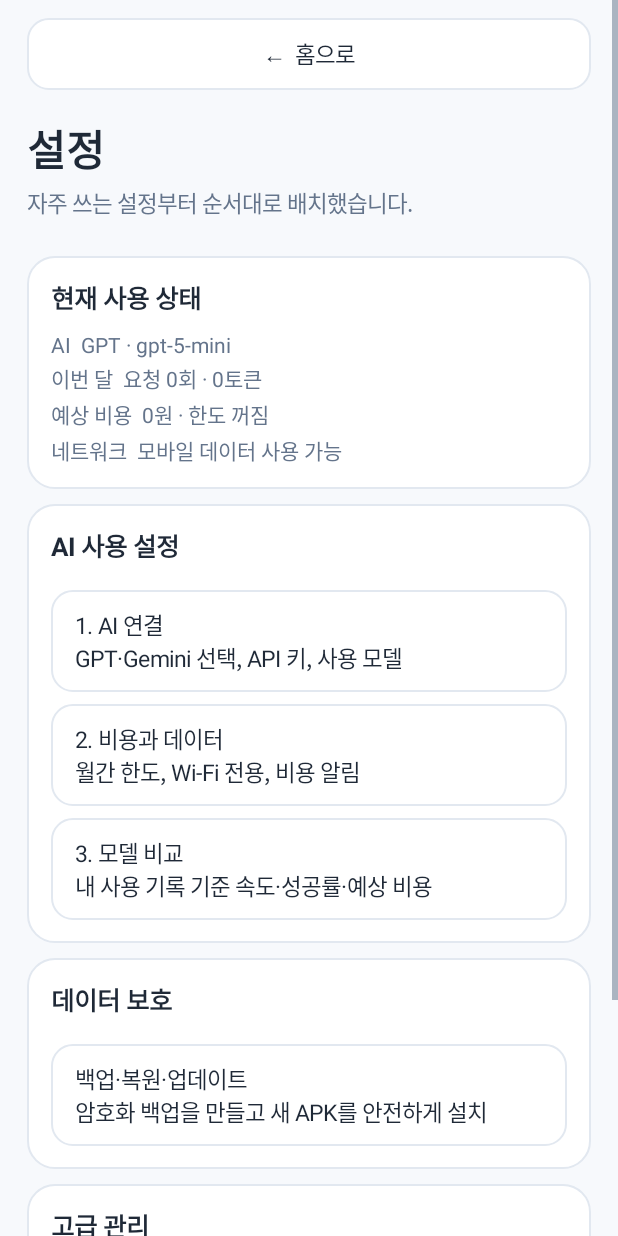
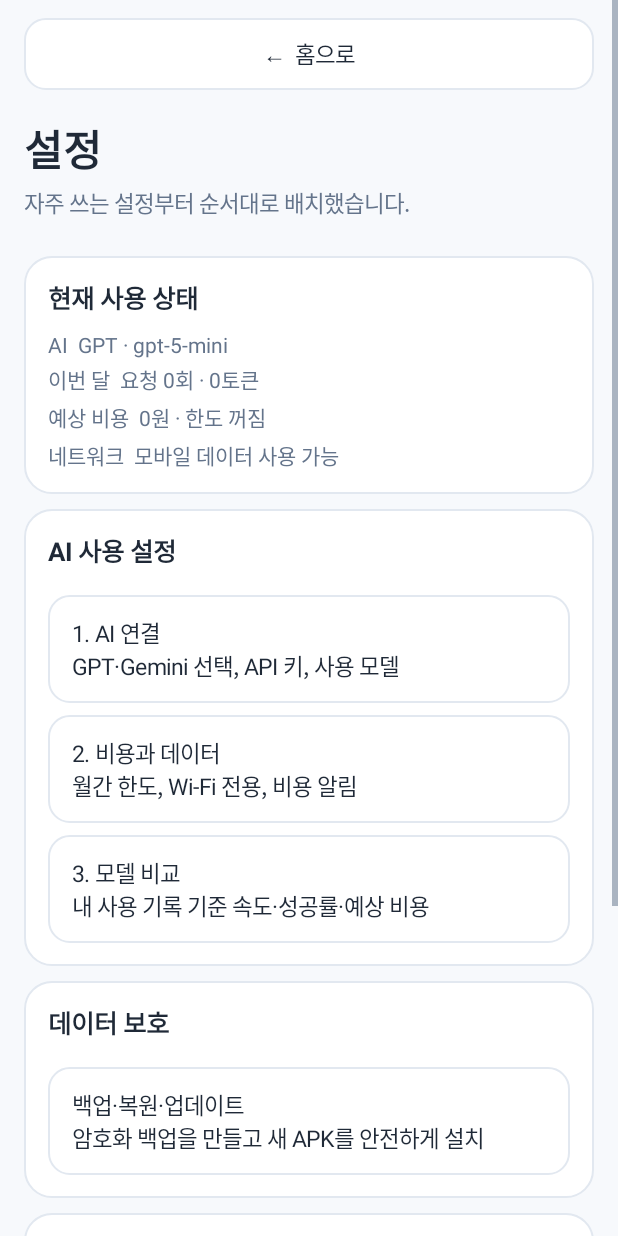
Before and after one commit to KANG77556/MyBrain-v3, an Android app: the SettingsHubActivity screen opened directly, with no data from a screen before it, on a phone screen of 412 x 824 dp. Run offline under Robolectric (Android 15) with nearby library versions, the light colour scheme and no system bars; pictures from the network do not load.

Commit message:
alpha31 공통 UI에 접근성 및 한 손 조작 규칙 적용

```diff
--- a/app/src/main/java/kr/co/mybrain/v2/ui/AppUi.java
+++ b/app/src/main/java/kr/co/mybrain/v2/ui/AppUi.java
@@ -17,7 +17,7 @@ import android.widget.TextView;
 import androidx.core.view.ViewCompat;
 import androidx.core.view.WindowInsetsCompat;
 
-/** MyBrain 전 화면에서 사용하는 색상·여백·카드·버튼 규칙입니다. */
+/** MyBrain 전 화면에서 사용하는 색상·여백·카드·버튼·접근성 규칙입니다. */
 public final class AppUi {
     public static final int BG = Color.rgb(247, 249, 252);
     public static final int SURFACE = Color.WHITE;
@@ -33,17 +33,23 @@ public final class AppUi {
     private AppUi() {}
 
     public static Screen screen(Activity activity) {
+        UiPreferences preferences = UiPreferences.load(activity);
         ScrollView scroll = new ScrollView(activity);
         scroll.setFillViewport(true);
-        scroll.setBackgroundColor(BG);
+        scroll.setBackgroundColor(preferences.highContrast ? Color.WHITE : BG);
+        scroll.setSmoothScrollingEnabled(!preferences.reduceMotion);
         LinearLayout root = new LinearLayout(activity);
         root.setOrientation(LinearLayout.VERTICAL);
-        root.setPadding(dp(activity, 18), dp(activity, 12), dp(activity, 18), dp(activity, 30));
+        int side = initialSidePadding(activity, preferences);
+        int bottom = preferences.oneHandMode ? 112 : 30;
+        root.setPadding(dp(activity, side), dp(activity, 12), dp(activity, side), dp(activity, bottom));
         scroll.addView(root, new ScrollView.LayoutParams(-1, -2));
         ViewCompat.setOnApplyWindowInsetsListener(scroll, (v, insets) -> {
             androidx.core.graphics.Insets bars = insets.getInsets(WindowInsetsCompat.Type.systemBars());
-            int side = isTablet(activity) ? dp(activity, 28) : dp(activity, 18);
-            root.setPadding(side, bars.top + dp(activity, 12), side, bars.bottom + dp(activity, 30));
+            int resolvedSide = initialSidePadding(activity, preferences);
+            int resolvedBottom = preferences.oneHandMode ? 112 : 30;
+            root.setPadding(dp(activity, resolvedSide), bars.top + dp(activity, 12),
+                    dp(activity, resolvedSide), bars.bottom + dp(activity, resolvedBottom));
             return insets;
         });
         return new Screen(scroll, root);
@@ -52,12 +58,15 @@ public final class AppUi {
     public static TextView title(Context context, String value) {
         TextView view = text(context, value, 28, TEXT, true);
         view.setPadding(0, dp(context, 18), 0, dp(context, 4));
+        view.setContentDescription("화면 제목, " + value);
+        ViewCompat.setAccessibilityHeading(view, true);
         return view;
     }
 
     public static TextView subtitle(Context context, String value) {
-        TextView view = text(context, value, 15, SUBTEXT, false);
-        view.setLineSpacing(dp(context, 2), 1f);
+        TextView view = text(context, value, 15, UiPreferences.load(context).highContrast
+                ? Color.rgb(55, 65, 81) : SUBTEXT, false);
+        view.setLineSpacing(dp(context, 2), 1.05f);
         view.setPadding(0, 0, 0, dp(context, 14));
         return view;
     }
@@ -65,12 +74,14 @@ public final class AppUi {
     public static TextView sectionTitle(Context context, String value) {
         TextView view = text(context, value, 17, TEXT, true);
         view.setPadding(0, 0, 0, dp(context, 9));
+        ViewCompat.setAccessibilityHeading(view, true);
         return view;
     }
 
     public static TextView body(Context context, String value) {
-        TextView view = text(context, value, 14, SUBTEXT, false);
-        view.setLineSpacing(dp(context, 3), 1f);
+        TextView view = text(context, value, 14, UiPreferences.load(context).highContrast
+                ? Color.rgb(55, 65, 81) : SUBTEXT, false);
+        view.setLineSpacing(dp(context, 3), 1.05f);
         return view;
     }
 
@@ -78,7 +89,8 @@ public final class AppUi {
         LinearLayout card = new LinearLayout(context);
         card.setOrientation(LinearLayout.VERTICAL);
         card.setPadding(dp(context, 16), dp(context, 15), dp(context, 16), dp(context, 15));
-        card.setBackground(round(context, SURFACE, 18, BORDER));
+        card.setBackground(round(context, SURFACE, 18,
+                UiPreferences.load(context).highContrast ? Color.rgb(148, 163, 184) : BORDER));
         return card;
     }
 
@@ -88,6 +100,7 @@ public final class AppUi {
         empty.setPadding(dp(context, 20), dp(context, 28), dp(context, 20), dp(context, 28));
         TextView titleView = text(context, title, 17, TEXT, true);
         titleView.setGravity(Gravity.CENTER);
+        ViewCompat.setAccessibilityHeading(titleView, true);
         empty.addView(titleView);
         TextView descriptionView = body(context, description);
         descriptionView.setGravity(Gravity.CENTER);
@@ -103,7 +116,9 @@ public final class AppUi {
     }
 
     public static LinearLayout.LayoutParams actionParams(Context context) {
-        LinearLayout.LayoutParams params = new LinearLayout.LayoutParams(-1, dp(context, 54));
+        UiPreferences preferences = UiPreferences.load(context);
+        int height = preferences.largeTouchTargets || preferences.oneHandMode ? 58 : 52;
+        LinearLayout.LayoutParams params = new LinearLayout.LayoutParams(-1, dp(context, height));
         params.setMargins(0, dp(context, 12), 0, 0);
         return params;
     }
@@ -119,7 +134,8 @@ public final class AppUi {
     public static Button secondaryButton(Context context, String value) {
         Button button = baseButton(context, value);
         button.setTextColor(TEXT);
-        button.setBackground(round(context, SURFACE, 14, BORDER));
+        button.setBackground(round(context, SURFACE, 14,
+                UiPreferences.load(context).highContrast ? Color.rgb(100, 116, 139) : BORDER));
         return button;
     }
 
@@ -129,8 +145,10 @@ public final class AppUi {
         button.setTextColor(TEXT);
         button.setTextSize(15);
         button.setPadding(dp(context, 16), dp(context, 8), dp(context, 16), dp(context, 8));
-        button.setBackground(round(context, SURFACE, 14, BORDER));
-        button.setMinHeight(dp(context, 68));
+        button.setBackground(round(context, SURFACE, 14,
+                UiPreferences.load(context).highContrast ? Color.rgb(100, 116, 139) : BORDER));
+        button.setMinHeight(dp(context, 72));
+        button.setContentDescription(title + ", " + description);
         return button;
     }
 
@@ -138,7 +156,8 @@ public final class AppUi {
         Button button = baseButton(context, value);
         button.setTextColor(TEXT);
         button.setTextSize(14);
-        button.setBackground(round(context, SURFACE, 12, BORDER));
+        button.setBackground(round(context, SURFACE, 12,
+                UiPreferences.load(context).highContrast ? Color.rgb(100, 116, 139) : BORDER));
         return button;
     }
 
@@ -149,10 +168,13 @@ public final class AppUi {
         input.setInputType(InputType.TYPE_CLASS_TEXT);
         input.setTextSize(16);
         input.setTextColor(TEXT);
-        input.setHintTextColor(SUBTEXT);
+        input.setHintTextColor(UiPreferences.load(context).highContrast
+                ? Color.rgb(75, 85, 99) : SUBTEXT);
         input.setPadding(dp(context, 14), 0, dp(context, 14), 0);
-        input.setBackground(round(context, SURFACE, 14, BORDER));
-        input.setMinHeight(dp(context, 52));
+        input.setBackground(round(context, SURFACE, 14,
+                UiPreferences.load(context).highContrast ? Color.rgb(100, 116, 139) : BORDER));
+        input.setMinHeight(dp(context, minimumTouchDp(context)));
+        input.setContentDescription(hint);
         return input;
     }
 
@@ -161,6 +183,7 @@ public final class AppUi {
         view.setText(value);
         view.setTextSize(size);
         view.setTextColor(color);
+        view.setIncludeFontPadding(true);
         if (bold) view.setTypeface(null, Typeface.BOLD);
         return view;
     }
@@ -182,6 +205,7 @@ public final class AppUi {
     public static void setEnabled(Button button, boolean enabled) {
         button.setEnabled(enabled);
         button.setAlpha(enabled ? 1f : .45f);
+        button.setContentDescription(button.getText() + (enabled ? "" : ", 현재 사용할 수 없음"));
     }
 
     public static int dp(Context context, int value) {
@@ -192,6 +216,16 @@ public final class AppUi {
         return context.getResources().getConfiguration().smallestScreenWidthDp >= 600;
     }
 
+    public static int minimumTouchDp(Context context) {
+        UiPreferences preferences = UiPreferences.load(context);
+        return preferences.largeTouchTargets || preferences.oneHandMode ? 56 : 48;
+    }
+
+    private static int initialSidePadding(Context context, UiPreferences preferences) {
+        if (preferences.oneHandMode && !isTablet(context)) return 16;
+        return isTablet(context) ? 28 : 18;
+    }
+
     private static Button baseButton(Context context, String value) {
         Button button = new Button(context);
         button.setText(value);
@@ -199,7 +233,8 @@ public final class AppUi {
         button.setAllCaps(false);
         button.setGravity(Gravity.CENTER);
         button.setStateListAnimator(null);
-        button.setMinHeight(dp(context, 50));
+        button.setMinHeight(dp(context, minimumTouchDp(context)));
+        button.setContentDescription(value.replace('\n', ' '));
         return button;
     }
 
```
